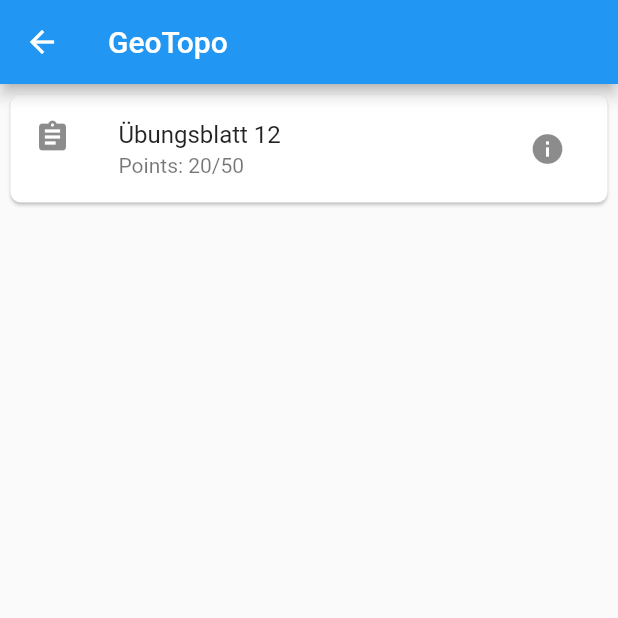
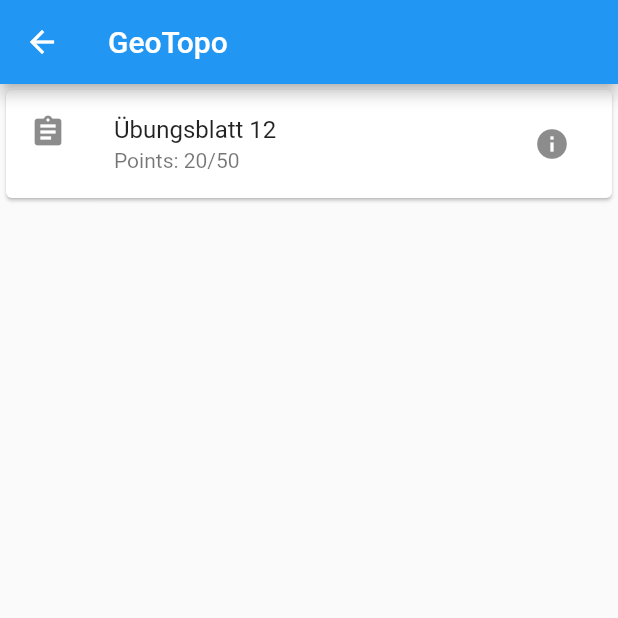
Before and after one commit to BurningKarl/exercise_sheets, a Flutter app: the screen it shows after launch, after a tap on "GeoTopo", on a phone screen of 412 x 824 dp, the top half of it. Run offline on Flutter 3.47's test engine with Material 2 defaults, Android fonts, the phone set to English and light mode, and no system bars; our stand-ins replace sqflite; accounts and stored records are empty.

```diff
--- a/lib/DatabaseState.dart
+++ b/lib/DatabaseState.dart
@@ -48,15 +48,30 @@ class DatabaseState with ChangeNotifier {
     return Future(() async {
       database = await sqflite.openDatabase('exercise_sheets.db', version: 1,
           onCreate: (sqflite.Database db, int version) async {
-        await db.execute(
-            'CREATE TABLE websites (id INTEGER PRIMARY KEY, name TEXT, url TEXT, maximumPoints DOUBLE, username TEXT, password TEXT)');
+        await db.execute('CREATE TABLE websites ('
+            'id INTEGER PRIMARY KEY, '
+            'name TEXT, '
+            'url TEXT, '
+            'maximumPoints DOUBLE, '
+            'username TEXT, '
+            'password TEXT)');
         await db.insert('websites', {
           'name': 'GeoTopo',
           'url': 'https://www.math.uni-bonn.de/people/ursula/courses.html',
           'maximumPoints': 50
         });
-        await db.execute(
-            'CREATE TABLE documents (id INTEGER PRIMARY KEY, website_id INTEGER, url TEXT, title TEXT, titleOnWebsite TEXT, statusCodeReason TEXT, lastModified TEXT, orderOnWebsite INT, pinned BOOLEAN, points DOUBLE, maximumPoints DOUBLE)');
+        await db.execute('CREATE TABLE documents ('
+            'id INTEGER PRIMARY KEY, '
+            'website_id INTEGER, '
+            'url TEXT, '
+            'title TEXT, '
+            'titleOnWebsite TEXT, '
+            'statusCodeReason TEXT, '
+            'lastModified TEXT, '
+            'orderOnWebsite INT, '
+            'pinned BOOLEAN, '
+            'points DOUBLE, '
+            'maximumPoints DOUBLE)');
         await db.insert('documents', {
           'website_id': 1,
           'url': 'http://www.math.uni-bonn.de/people/ursula/uebungss1912.pdf',
--- a/lib/DocumentSelectionPage.dart
+++ b/lib/DocumentSelectionPage.dart
@@ -3,6 +3,11 @@ import 'package:flutter/cupertino.dart';
 import 'package:provider/provider.dart';
 
 import 'DatabaseState.dart';
+
+// TODO: Display different leading icons
+//  checked, if points are set
+//  crossed, if document is inaccessible
+// TODO: Display the item according to orderOnWebsite
 
 class DocumentSelectionPage extends StatelessWidget {
   final int websiteId;
--- a/lib/NetworkOperations.dart
+++ b/lib/NetworkOperations.dart
@@ -28,11 +28,10 @@ class NetworkOperations {
         assert(response.headers.containsKey('last-modified'));
       }
 
-      // TODO: Check why every 'titleOnWebsite' starts with a newline
       // TODO: Check why umlauts are not displayed correctly
       documents.add({
         'url': documentElement.attributes['href'],
-        'titleOnWebsite': documentElement.innerHtml,
+        'titleOnWebsite': documentElement.innerHtml.replaceAll('\n', '').trim(),
         'statusCodeReason': response.reasonPhrase,
         'lastModified': response.headers.containsKey('last-modified')
             ? HttpDate.parse(response.headers['last-modified']).toString()
--- a/lib/Theme.dart
+++ b/lib/Theme.dart
@@ -3,10 +3,10 @@ import 'package:flutter/material.dart';
 final ThemeData exerciseSheetsTheme = ThemeData(
     // This is the theme of the application.
     primarySwatch: Colors.blue,
-    cardTheme: CardTheme(
-        margin: EdgeInsets.all(7),
-        shape: RoundedRectangleBorder(
-          borderRadius: BorderRadius.all(Radius.circular(7)),
-        )
-    )
+//    cardTheme: CardTheme(
+//        margin: EdgeInsets.all(7),
+//        shape: RoundedRectangleBorder(
+//          borderRadius: BorderRadius.all(Radius.circular(7)),
+//        )
+//    )
 );
```
